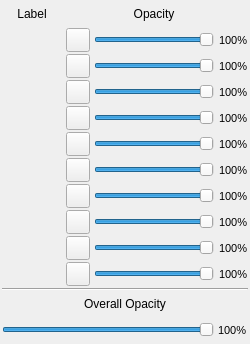
Qt form ui/discreteColorsFrame.ui (fuslab-uofu/UCAIR3D) before a commit.
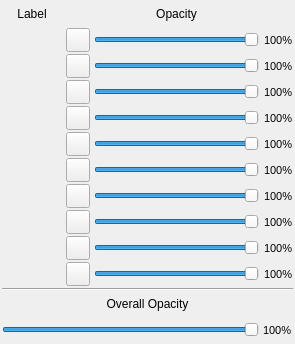
The same form after that commit.

Diff of the .ui file:
```diff
--- a/ui/discreteColorsFrame.ui
+++ b/ui/discreteColorsFrame.ui
@@ -6,7 +6,7 @@
    <rect>
     <x>0</x>
     <y>0</y>
-    <width>250</width>
+    <width>295</width>
     <height>344</height>
    </rect>
   </property>
```
